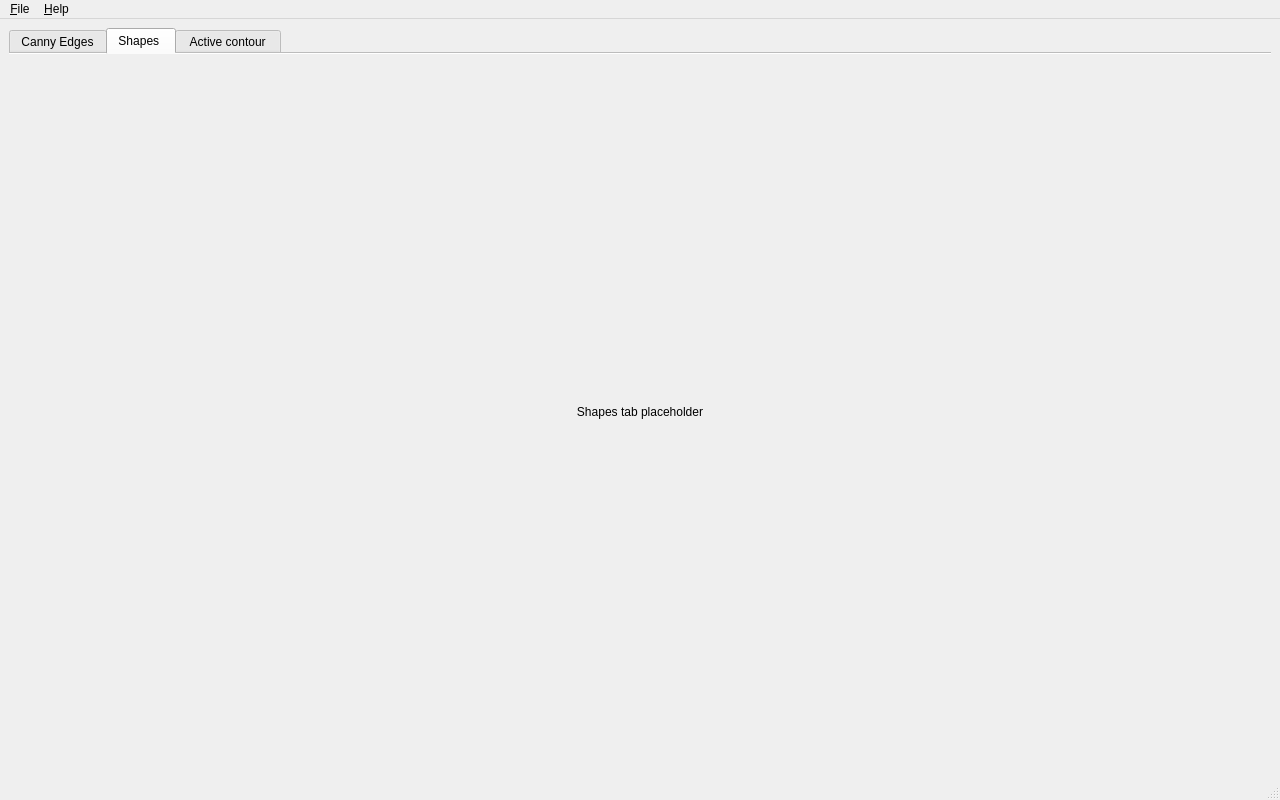
Before: the Qt Designer form ui/main.ui in aliaa-mahmoud/edge-contour-lab, drawn with Qt 5.
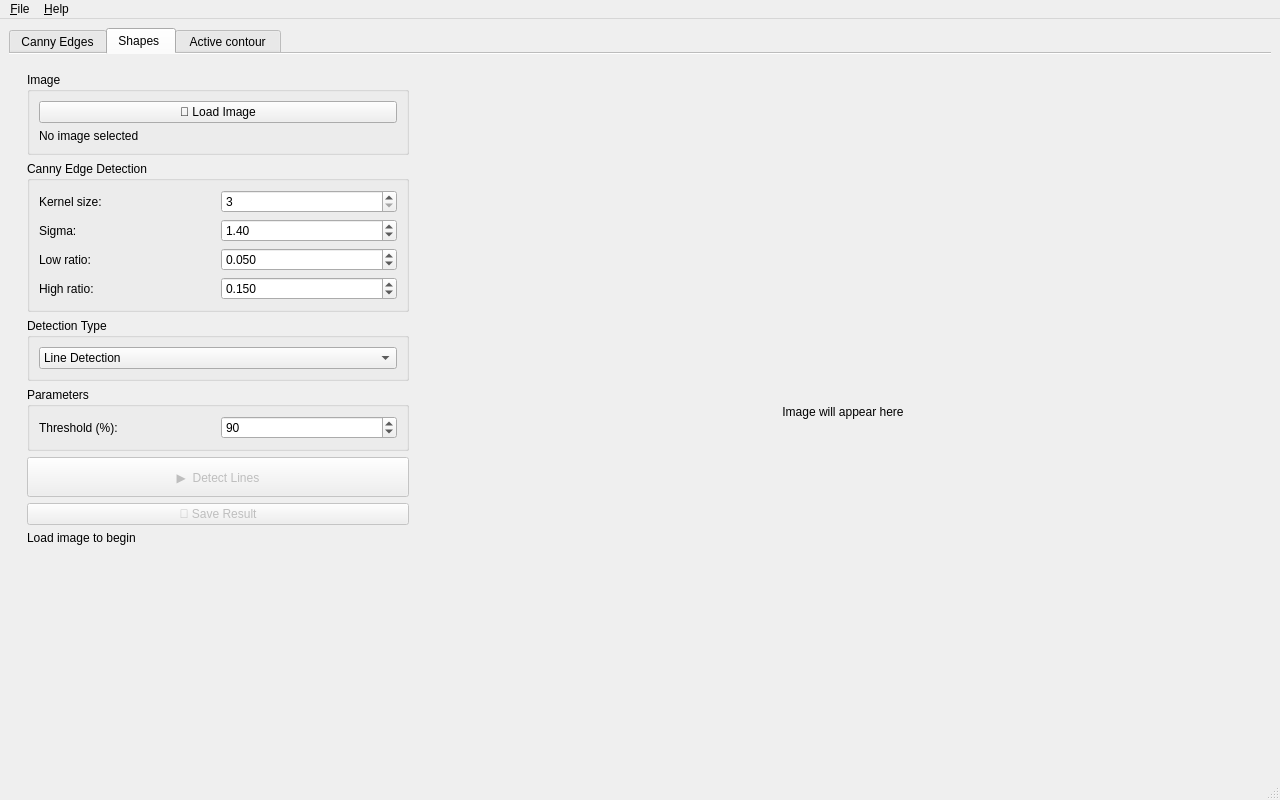
After: the same form once the commit is applied. The open tabs and pages were chosen to show the change.

Commit message: shape detection initialized

Diff of the .ui file:
```diff
--- a/ui/main.ui
+++ b/ui/main.ui
@@ -298,11 +298,262 @@
        <attribute name="title">
         <string>Shapes </string>
        </attribute>
-       <layout class="QVBoxLayout" name="verticalLayoutShapes">
+       <layout class="QHBoxLayout" name="layoutShapesPage">
         <item>
-         <widget class="QLabel" name="shapesPlaceholderLbl">
+         <widget class="QWidget" name="shapesControlsWidget" native="true">
+          <property name="minimumSize">
+           <size>
+            <width>400</width>
+            <height>0</height>
+           </size>
+          </property>
+          <property name="maximumSize">
+           <size>
+            <width>400</width>
+            <height>16777215</height>
+           </size>
+          </property>
+          <layout class="QVBoxLayout" name="layoutShapesControls">
+           <item>
+            <widget class="QGroupBox" name="shapesImageGroup">
+             <property name="title">
+              <string>Image</string>
+             </property>
+             <layout class="QVBoxLayout" name="layoutShapesImageGroup">
+              <item>
+               <widget class="QPushButton" name="shapesOpenBtn">
+                <property name="text">
+                 <string>📂 Load Image</string>
+                </property>
+               </widget>
+              </item>
+              <item>
+               <widget class="QLabel" name="shapesImageNameLbl">
+                <property name="text">
+                 <string>No image selected</string>
+                </property>
+                <property name="wordWrap">
+                 <bool>true</bool>
+                </property>
+               </widget>
+              </item>
+             </layout>
+            </widget>
+           </item>
+           <item>
+            <widget class="QGroupBox" name="shapesCanny">
+             <property name="title">
+              <string>Canny Edge Detection</string>
+             </property>
+             <layout class="QGridLayout" name="layoutShapesCanny">
+              <item row="0" column="0">
+               <widget class="QLabel" name="shapesKernelLbl">
+                <property name="text">
+                 <string>Kernel size:</string>
+                </property>
+               </widget>
+              </item>
+              <item row="0" column="1">
+               <widget class="QSpinBox" name="shapesKernelSpin">
+                <property name="minimum">
+                 <number>3</number>
+                </property>
+                <property name="maximum">
+                 <number>21</number>
+                </property>
+                <property name="singleStep">
+                 <number>2</number>
+                </property>
+                <property name="value">
+                 <number>3</number>
+                </property>
+               </widget>
+              </item>
+              <item row="1" column="0">
+               <widget class="QLabel" name="shapesSigmaLbl">
+                <property name="text">
+                 <string>Sigma:</string>
+                </property>
+               </widget>
+              </item>
+              <item row="1" column="1">
+               <widget class="QDoubleSpinBox" name="shapesSigmaSpin">
+                <property name="decimals">
+                 <number>2</number>
+                </property>
+                <property name="singleStep">
+                 <double>0.10000000000000</double>
+                </property>
+                <property name="value">
+                 <double>1.40000000000000</double>
+                </property>
+               </widget>
+              </item>
+              <item row="2" column="0">
+               <widget class="QLabel" name="shapesLowLbl">
+                <property name="text">
+                 <string>Low ratio:</string>
+                </property>
+               </widget>
+              </item>
+              <item row="2" column="1">
+               <widget class="QDoubleSpinBox" name="shapesLowSpin">
+                <property name="decimals">
+                 <number>3</number>
+                </property>
+                <property name="maximum">
+                 <double>1.000000000000000</double>
+                </property>
+                <property name="singleStep">
+                 <double>0.010000000000000</double>
+                </property>
+                <property name="value">
+                 <double>0.050000000000000</double>
+                </property>
+               </widget>
+              </item>
+              <item row="3" column="0">
+               <widget class="QLabel" name="shapesHighLbl">
+                <property name="text">
+                 <string>High ratio:</string>
+                </property>
+               </widget>
+              </item>
+              <item row="3" column="1">
+               <widget class="QDoubleSpinBox" name="shapesHighSpin">
+                <property name="decimals">
+                 <number>3</number>
+                </property>
+                <property name="maximum">
+                 <double>1.000000000000000</double>
+                </property>
+                <property name="singleStep">
+                 <double>0.010000000000000</double>
+                </property>
+                <property name="value">
+                 <double>0.150000000000000</double>
+                </property>
+               </widget>
+              </item>
+             </layout>
+            </widget>
+           </item>
+           <item>
+            <widget class="QGroupBox" name="shapesDetectionTypeGroup">
+             <property name="title">
+              <string>Detection Type</string>
+             </property>
+             <layout class="QVBoxLayout" name="layoutShapesDetectionType">
+              <item>
+               <widget class="QComboBox" name="shapesDetectionTypeCombo">
+                <item>
+                 <property name="text">
+                  <string>Line Detection</string>
+                 </property>
+                </item>
+                <item>
+                 <property name="text">
+                  <string>Circle Detection</string>
+                 </property>
+                </item>
+                <item>
+                 <property name="text">
+                  <string>Ellipse Detection</string>
+                 </property>
+                </item>
+               </widget>
+              </item>
+             </layout>
+            </widget>
+           </item>
+           <item>
+            <widget class="QGroupBox" name="shapesHoughGroup">
+             <property name="title">
+              <string>Parameters</string>
+             </property>
+             <layout class="QGridLayout" name="layoutShapesHough">
+              <item row="0" column="0">
+               <widget class="QLabel" name="shapesThresholdLbl">
+                <property name="text">
+                 <string>Threshold (%):</string>
+                </property>
+               </widget>
+              </item>
+              <item row="0" column="1">
+               <widget class="QSpinBox" name="shapesThresholdSpin">
+                <property name="minimum">
+                 <number>10</number>
+                </property>
+                <property name="maximum">
+                 <number>100</number>
+                </property>
+                <property name="singleStep">
+                 <number>10</number>
+                </property>
+                <property name="value">
+                 <number>90</number>
+                </property>
+               </widget>
+              </item>
+             </layout>
+            </widget>
+           </item>
+           <item>
+            <widget class="QPushButton" name="shapesDetectBtn">
+             <property name="enabled">
+              <bool>false</bool>
+             </property>
+             <property name="minimumSize">
+              <size>
+               <width>0</width>
+               <height>40</height>
+              </size>
+             </property>
+             <property name="text">
+              <string>▶  Detect Lines</string>
+             </property>
+            </widget>
+           </item>
+           <item>
+            <widget class="QPushButton" name="shapesSaveBtn">
+             <property name="enabled">
+              <bool>false</bool>
+             </property>
+             <property name="text">
+              <string>💾 Save Result</string>
+             </property>
+            </widget>
+           </item>
+           <item>
+            <widget class="QLabel" name="shapesStatsLbl">
+             <property name="text">
+              <string>Load image to begin</string>
+             </property>
+             <property name="wordWrap">
+              <bool>true</bool>
+             </property>
+            </widget>
+           </item>
+           <item>
+            <spacer name="verticalSpacerShapes">
+             <property name="orientation">
+              <enum>Qt::Vertical</enum>
+             </property>
+             <property name="sizeHint" stdset="0">
+              <size>
+               <width>20</width>
+               <height>40</height>
+              </size>
+             </property>
+            </spacer>
+           </item>
+          </layout>
+         </widget>
+        </item>
+        <item>
+         <widget class="QLabel" name="shapesImageHost">
           <property name="text">
-           <string>Shapes tab placeholder</string>
+           <string>Image will appear here</string>
           </property>
           <property name="alignment">
            <set>Qt::AlignCenter</set>
```
Left out of the diff: 2 changed lines with no effect on the pictures. The commit also changes 46 other files.
